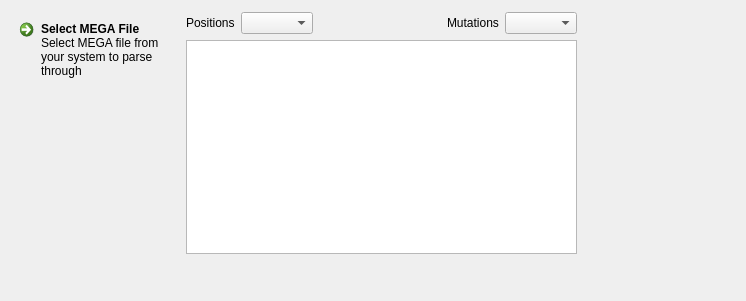
Qt form src/python/base/widgets/main_tool_widget/resources/msa_tool.ui (shiva-kannan/msa-tool) before a commit.
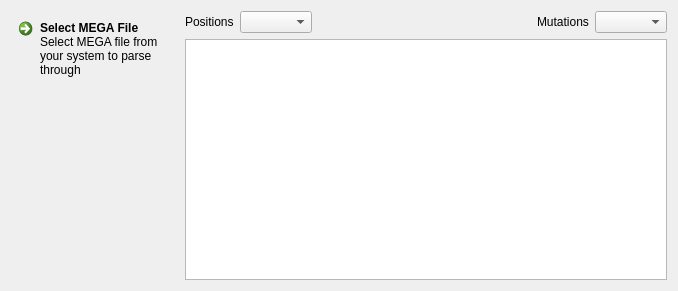
The same form after that commit.

Commit message: Commit with working UI setup.

The edit to the form file:
```diff
--- a/src/python/base/widgets/main_tool_widget/resources/msa_tool.ui
+++ b/src/python/base/widgets/main_tool_widget/resources/msa_tool.ui
@@ -6,22 +6,15 @@
    <rect>
     <x>0</x>
     <y>0</y>
-    <width>746</width>
-    <height>301</height>
+    <width>678</width>
+    <height>291</height>
    </rect>
   </property>
   <property name="windowTitle">
    <string>MSA Tool</string>
   </property>
-  <widget class="QWidget" name="">
-   <property name="geometry">
-    <rect>
-     <x>12</x>
-     <y>12</y>
-     <width>565</width>
-     <height>242</height>
-    </rect>
-   </property>
+  <layout class="QHBoxLayout" name="horizontalLayout_3">
+   <item>
    <layout class="QHBoxLayout" name="horizontalLayout_2">
     <item>
      <widget class="QCommandLinkButton" name="select_file">
@@ -78,7 +71,8 @@
      </layout>
     </item>
    </layout>
-  </widget>
+   </item>
+  </layout>
  </widget>
  <resources/>
  <connections/>
```
Lines whose indentation alone changed are shown as unchanged. The commit also changes 4 other files.
